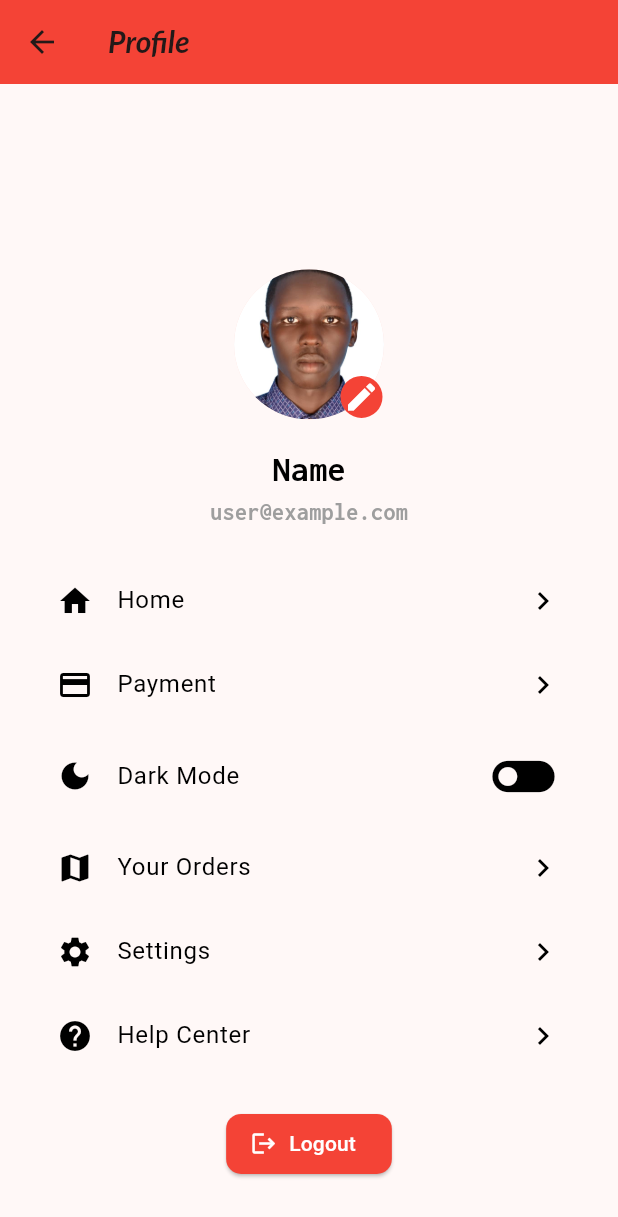
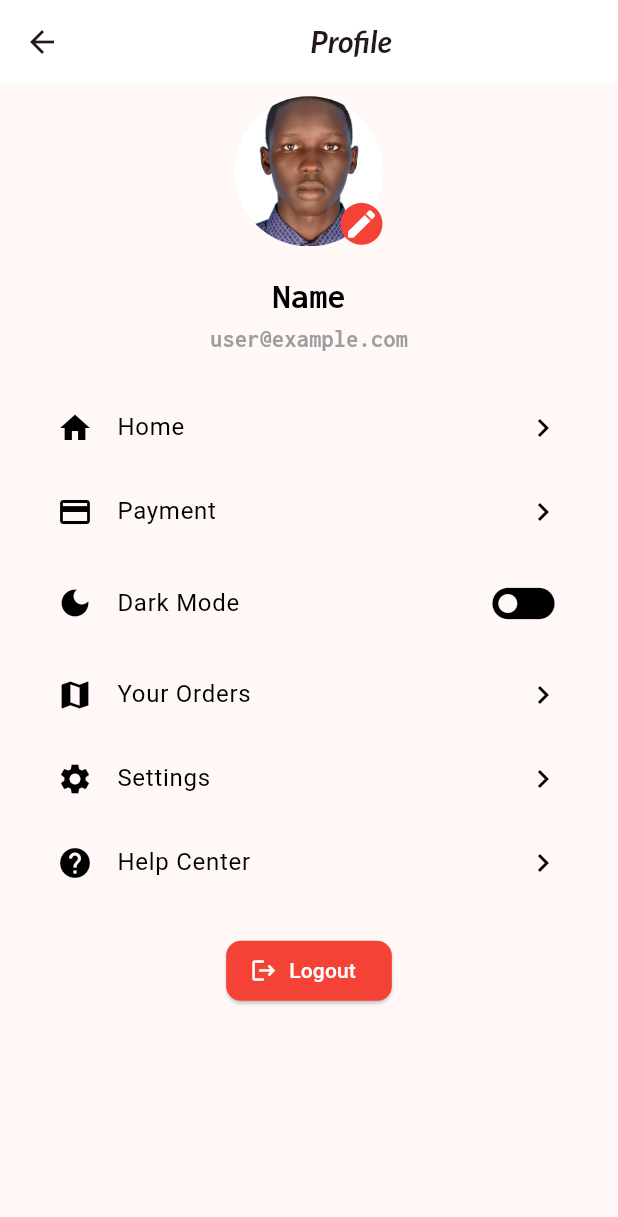
Before and after one commit to ajokkuechajokdeng/Mobile_Application_Group_21, a Flutter app: the ProfileScreen screen opened directly, on a phone screen of 412 x 824 dp. Shown: the top 1217 px of the screen. Run offline on Flutter 3.47's test engine with Material 3 defaults, Android fonts, the light colour scheme and no system bars; our stand-ins replace google_fonts, google_nav_bar.

Commit message:
SpeedyServe

```diff
--- a/speedyserve_app/lib/screens/app_screens/profile_screen.dart
+++ b/speedyserve_app/lib/screens/app_screens/profile_screen.dart
@@ -15,14 +15,14 @@ class _ProfileScreenState extends State<ProfileScreen> {
   Widget build(BuildContext context) {
     return Scaffold(
       appBar: AppBar(
-        title: const Text('Profile'),
-        backgroundColor: Colors.red,
+        title: const Center(child: Text('Profile')),
+        backgroundColor: Colors.white,
       ),
       body: SingleChildScrollView(
         child: Padding(
           padding: EdgeInsets.symmetric(
             horizontal: 38.0,
-            vertical: MediaQuery.of(context).size.height * 0.15,
+            vertical: MediaQuery.of(context).size.height * 0.01,
           ),
           child: Column(
             crossAxisAlignment: CrossAxisAlignment.center,
```
